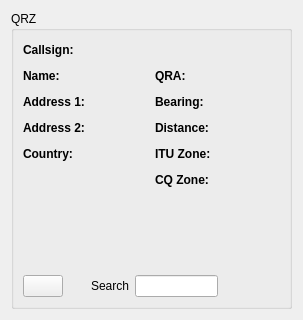
Old version of the form mqt/MqtLogger/qrzdisplayframe.ui in the repository Rsclub22/Minos2-Mirror.
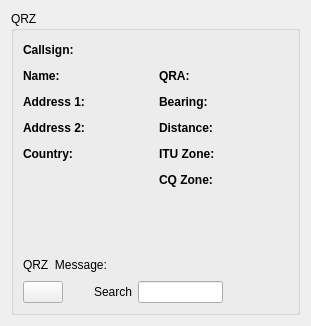
New version of the form. Custom widgets are drawn as their Qt base class.

Commit message: add QRZ Message field to QRZDISPLAYFRAME, fix error message from qrzServer to qrzDisplay, add doubleclick callsign to transfer callsign, locator and name to qsolog, add doubleclick locator to transfer locator to log, add doubleclick bearing to send bearing to rotator control.

What changed in the file:
```diff
--- a/mqt/MqtLogger/qrzdisplayframe.ui
+++ b/mqt/MqtLogger/qrzdisplayframe.ui
@@ -6,14 +6,14 @@
    <rect>
     <x>0</x>
     <y>0</y>
-    <width>303</width>
-    <height>320</height>
+    <width>311</width>
+    <height>326</height>
    </rect>
   </property>
   <property name="windowTitle">
    <string>Frame</string>
   </property>
-  <layout class="QVBoxLayout" name="verticalLayout_5">
+  <layout class="QVBoxLayout" name="verticalLayout_6">
    <item>
     <widget class="QGroupBox" name="groupBox">
      <property name="title">
@@ -246,7 +246,7 @@
               <item>
                <widget class="MinosQLabel" name="qraText">
                 <property name="text">
-                 <string> </string>
+                 <string/>
                 </property>
                </widget>
               </item>
@@ -433,6 +433,39 @@
        </layout>
       </item>
       <item>
+       <layout class="QVBoxLayout" name="verticalLayout_5">
+        <item>
+         <layout class="QHBoxLayout" name="horizontalLayout_8">
+          <item>
+           <widget class="QLabel" name="label_8">
+            <property name="text">
+             <string>QRZ  Message: </string>
+            </property>
+           </widget>
+          </item>
+          <item>
+           <widget class="QLabel" name="qrzMessageText">
+            <property name="text">
+             <string/>
+            </property>
+           </widget>
+          </item>
+          <item>
+           <spacer name="horizontalSpacer_2">
+            <property name="orientation">
+             <enum>Qt::Horizontal</enum>
+            </property>
+            <property name="sizeHint" stdset="0">
+             <size>
+              <width>40</width>
+              <height>20</height>
+             </size>
+            </property>
+           </spacer>
+          </item>
+         </layout>
+        </item>
+        <item>
        <layout class="QHBoxLayout" name="horizontalLayout">
         <item>
          <widget class="QPushButton" name="logOnStatusPb">
@@ -480,6 +513,8 @@
            </size>
           </property>
          </spacer>
+          </item>
+         </layout>
         </item>
        </layout>
       </item>
```
Left out of the diff: 2 changed lines with no effect on the pictures. Lines whose indentation alone changed are shown as unchanged. The commit also changes 10 other files.
